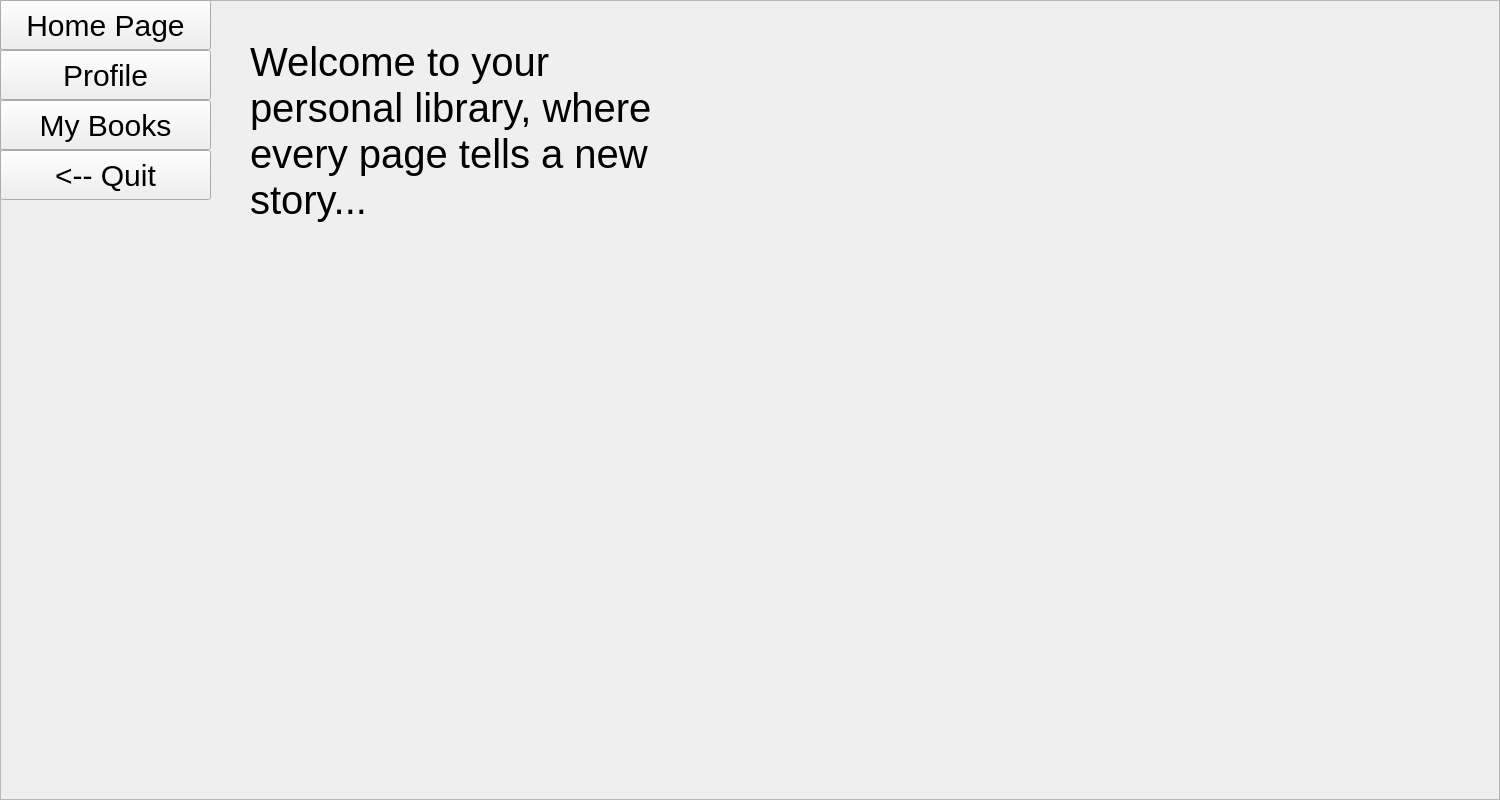
This is BookClubProject/appWindow/publisherwindow.ui in mohammadshirizadeh-sudo/book-club as Qt 5 draws it before an edit. The edited form follows.
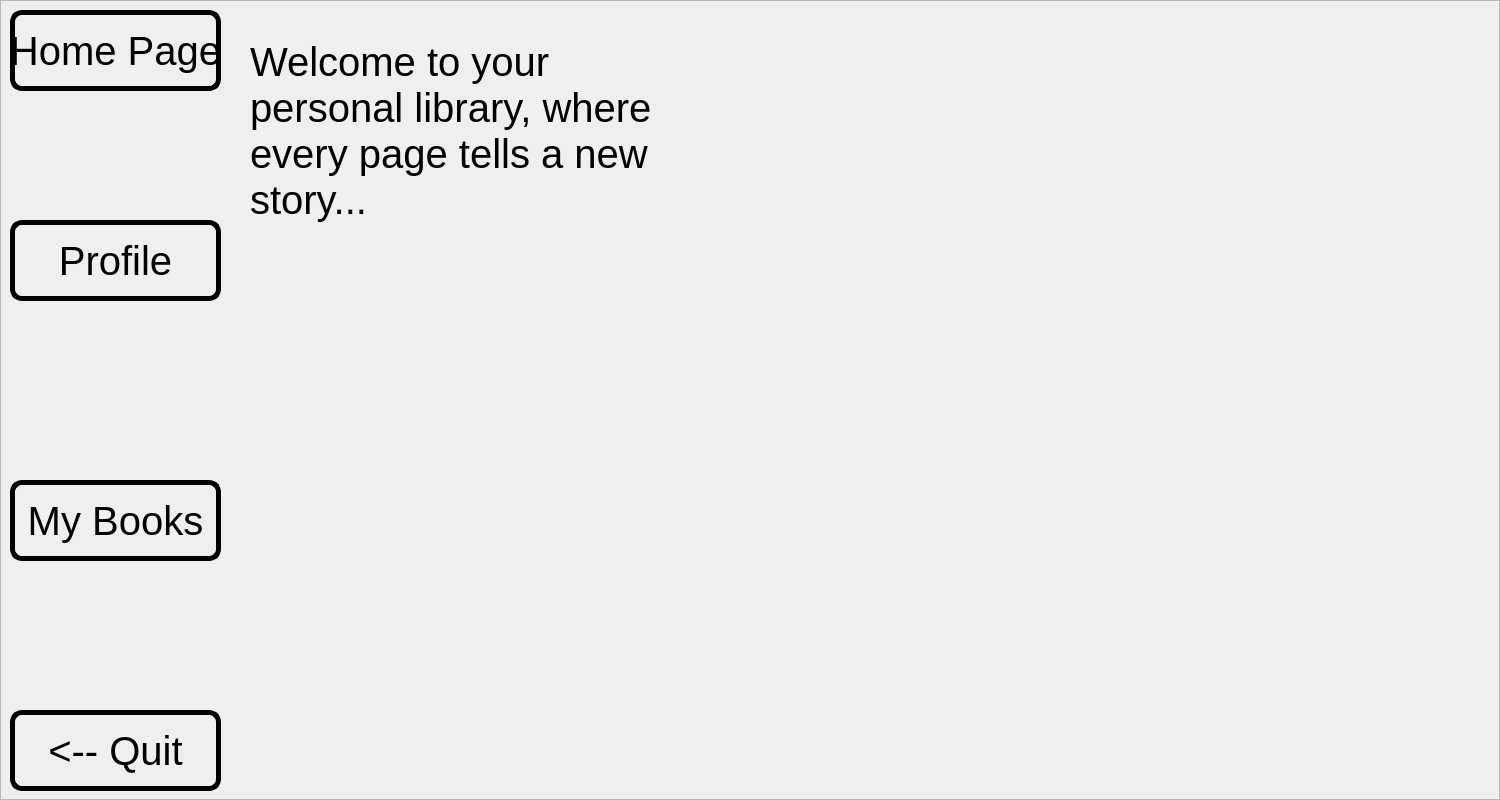
This is the edited form. Icons and pictures are not drawn.

What changed in the file:
```diff
--- a/BookClubProject/appWindow/publisherwindow.ui
+++ b/BookClubProject/appWindow/publisherwindow.ui
@@ -31,6 +31,9 @@
      <height>800</height>
     </rect>
    </property>
+   <property name="styleSheet">
+    <string notr="true"/>
+   </property>
    <property name="frameShape">
     <enum>QFrame::Shape::StyledPanel</enum>
    </property>
@@ -40,17 +43,19 @@
    <widget class="QPushButton" name="pushButton">
     <property name="geometry">
      <rect>
-      <x>0</x>
-      <y>0</y>
+      <x>10</x>
+      <y>10</y>
       <width>211</width>
-      <height>50</height>
+      <height>81</height>
      </rect>
     </property>
     <property name="styleSheet">
      <string notr="true">QPushButton {
 	font: 700 9pt &quot;Script MT Bold&quot;;
-	font-size:30px;
+	font-size:40px;
 	color: rgb(0, 0, 0);
+	border: 5px solid black;
+	border-radius: 12px;
 }</string>
     </property>
     <property name="text">
@@ -60,17 +65,19 @@
    <widget class="QPushButton" name="pubProfilePushButton">
     <property name="geometry">
      <rect>
-      <x>0</x>
-      <y>50</y>
+      <x>10</x>
+      <y>220</y>
       <width>211</width>
-      <height>50</height>
+      <height>81</height>
      </rect>
     </property>
     <property name="styleSheet">
      <string notr="true">QPushButton {
 	font: 700 9pt &quot;Script MT Bold&quot;;
-	font-size:30px;
+	font-size:40px;
 	color: rgb(0, 0, 0);
+	border: 5px solid black;
+	border-radius: 12px;
 }</string>
     </property>
     <property name="text">
@@ -80,17 +87,19 @@
    <widget class="QPushButton" name="pubBooksPushButton">
     <property name="geometry">
      <rect>
-      <x>0</x>
-      <y>100</y>
+      <x>10</x>
+      <y>480</y>
       <width>211</width>
-      <height>50</height>
+      <height>81</height>
      </rect>
     </property>
     <property name="styleSheet">
      <string notr="true">QPushButton {
 	font: 700 9pt &quot;Script MT Bold&quot;;
-	font-size:30px;
+	font-size:40px;
 	color: rgb(0, 0, 0);
+	border: 5px solid black;
+	border-radius: 12px;
 }</string>
     </property>
     <property name="text">
@@ -100,17 +109,19 @@
    <widget class="QPushButton" name="quitPushButton">
     <property name="geometry">
      <rect>
-      <x>0</x>
-      <y>150</y>
+      <x>10</x>
+      <y>710</y>
       <width>211</width>
-      <height>50</height>
+      <height>81</height>
      </rect>
     </property>
     <property name="styleSheet">
      <string notr="true">QPushButton {
 	font: 700 9pt &quot;Script MT Bold&quot;;
-	font-size:30px;
+	font-size:40px;
 	color: rgb(0, 0, 0);
+	border: 5px solid black;
+	border-radius: 12px;
 }</string>
     </property>
     <property name="text">
```
Left out of the diff: 24 changed lines with no effect on the pictures.
